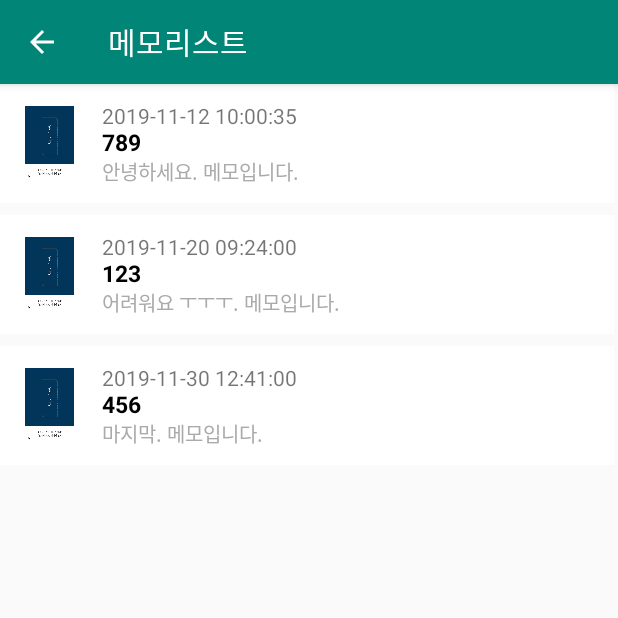
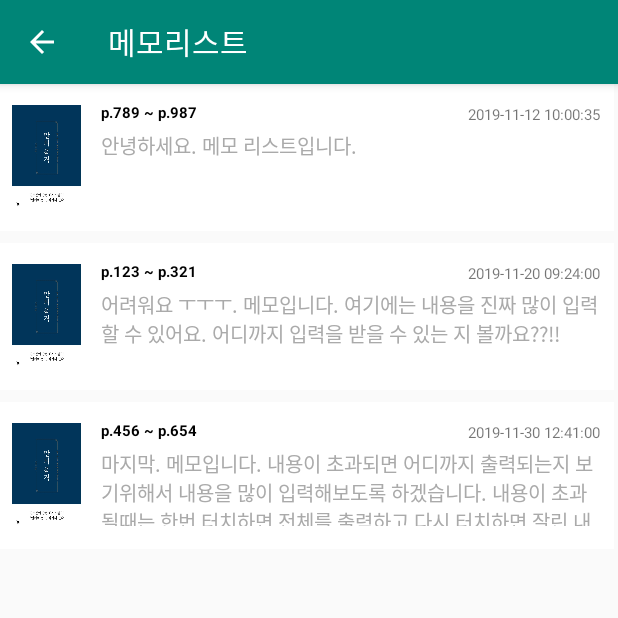
Before and after one commit to ajou-jipjung/plaemo, an Android app: the PlemoMemoListActivity screen opened directly, with no data from a screen before it, on a phone screen of 412 x 824 dp, the top half of it. Run offline under Robolectric (Android 15) with nearby library versions, the phone set to English and light mode, and no system bars.

Commit message:
메모리스트 relativeView로 UI수정

```diff
--- a/app/src/main/java/com/po771/plaemo/DB/BaseHelper.java
+++ b/app/src/main/java/com/po771/plaemo/DB/BaseHelper.java
@@ -107,17 +107,20 @@ public class BaseHelper extends SQLiteOpenHelper {
                 Item_memo memolist = new Item_memo();
 
                 memolist.setPage_start(789);
-                memolist.setContent("안녕하세요. 메모입니다.");
+                memolist.setPage_end(987);
+                memolist.setContent("안녕하세요. 메모 리스트입니다.");
                 memolist.setDate("2019-11-12 10:00:35");
                 baseHelper.insertMemoList(memolist);
 
                 memolist.setPage_start(123);
-                memolist.setContent("어려워요 ㅜㅜㅜ. 메모입니다.");
+                memolist.setPage_end(321);
+                memolist.setContent("어려워요 ㅜㅜㅜ. 메모입니다. 여기에는 내용을 진짜 많이 입력할 수 있어요. 어디까지 입력을 받을 수 있는 지 볼까요??!!");
                 memolist.setDate("2019-11-20 09:24:00");
                 baseHelper.insertMemoList(memolist);
 
                 memolist.setPage_start(456);
-                memolist.setContent("마지막. 메모입니다.");
+                memolist.setPage_end(654);
+                memolist.setContent("마지막. 메모입니다. 내용이 초과되면 어디까지 출력되는지 보기위해서 내용을 많이 입력해보도록 하겠습니다. 내용이 초과될때는 한번 터치하면 전체를 출력하고 다시 터치하면 잘린 내용을 출력하도록 제가 한번 구현해보도록 하겠습니다.");
                 memolist.setDate("2019-11-30 12:41:00");
                 baseHelper.insertMemoList(memolist);
                 return true;
@@ -137,6 +140,7 @@ public class BaseHelper extends SQLiteOpenHelper {
     public void insertMemoList(Item_memo memolist){
         ContentValues values = new ContentValues();
         values.put(BookMemo.Cols.PAGESTART,memolist.getPage_start());
+        values.put(BookMemo.Cols.PAGEEND,memolist.getPage_end());
         values.put(BookMemo.Cols.CONTENT,memolist.getContent());
         values.put(BookMemo.Cols.DATA, memolist.getDate());
         db.insert(BookMemo.NAME,null,values);
@@ -145,7 +149,7 @@ public class BaseHelper extends SQLiteOpenHelper {
     public List<Item_memo> getMemos(){
         List<Item_memo> memoList = new ArrayList<Item_memo>();
         String query = "SELECT "+
-                BookMemo.Cols.PAGESTART+", "+BookMemo.Cols.CONTENT+", "+BookMemo.Cols.DATA+
+                BookMemo.Cols.PAGESTART+", "+BookMemo.Cols.PAGEEND+", "+BookMemo.Cols.CONTENT+", "+BookMemo.Cols.DATA+
                 " FROM "+BookMemo.NAME;
         //String query = "SELECT * FROM "+BookMemo.NAME;
         Cursor cursor = db.rawQuery(query, null);
@@ -157,9 +161,10 @@ public class BaseHelper extends SQLiteOpenHelper {
                 // String date = new String(cursor.getString(2));
                 Item_memo item = new Item_memo();
                 item.setPage_start(cursor.getInt(0));
+                item.setPage_end(cursor.getInt(1));
                 //  item.setPage_start(Integer.getInteger(cursor.getString(0)));
-                item.setContent(cursor.getString(1));
-                item.setDate(cursor.getString(2));
+                item.setContent(cursor.getString(2));
+                item.setDate(cursor.getString(3));
                 memoList.add(item);
                 //memoList.add(folder_name);
             } while (cursor.moveToNext());
--- a/app/src/main/java/com/po771/plaemo/PlemoMemoList_Adapter.java
+++ b/app/src/main/java/com/po771/plaemo/PlemoMemoList_Adapter.java
@@ -1,6 +1,7 @@
 package com.po771.plaemo;
 
 import android.util.Log;
+import android.util.SparseBooleanArray;
 import android.view.LayoutInflater;
 import android.view.View;
 import android.view.ViewGroup;
@@ -17,6 +18,10 @@ import java.util.List;
 public class PlemoMemoList_Adapter extends RecyclerView.Adapter<PlemoMemoList_Adapter.ViewHolder> {
 
     private List<Item_memo> items;
+    // Item의 클릭 상태를 저장할 array 객체
+    private SparseBooleanArray selectedItems = new SparseBooleanArray();
+    // 직전에 클릭됐던 Item의 position
+    private int prePosition = -1;
 
     public PlemoMemoList_Adapter(List<Item_memo> items) {
         this.items = items;
@@ -36,7 +41,7 @@ public class PlemoMemoList_Adapter extends RecyclerView.Adapter<PlemoMemoList_Ad
     public void onBindViewHolder(@NonNull PlemoMemoList_Adapter.ViewHolder viewHolder, int position){
         Item_memo item = items.get(position);
         viewHolder.imageView.setImageResource(R.drawable.book1);
-        viewHolder.page_start.setText(String.valueOf(item.getPage_start()));
+        viewHolder.page_start.setText("p."+String.valueOf(item.getPage_start())+" ~ p."+String.valueOf(item.getPage_end()));
         viewHolder.content.setText(item.getContent());
         viewHolder.date.setText(item.getDate());
         //viewHolder.setItem(item);
--- a/app/src/main/res/layout/plemomemolist_item.xml
+++ b/app/src/main/res/layout/plemomemolist_item.xml
@@ -1,5 +1,6 @@
 <?xml version="1.0" encoding="utf-8"?>
 <LinearLayout xmlns:android="http://schemas.android.com/apk/res/android"
+    android:id="@+id/memolist_xml"
     android:orientation="horizontal" android:layout_width="match_parent"
     android:layout_height="wrap_content"
     android:padding="8dp"
@@ -7,43 +8,77 @@ android:gravity="center_vertical"
     android:layout_marginBottom="8dp"
     android:background="@android:color/white">
 
+    <RelativeLayout
+        android:layout_width="wrap_content"
+        android:layout_height="71dp"
+        android:layout_marginTop="5dp"
+        android:layout_marginBottom="5dp">
+
         <ImageView
             android:id="@+id/bookimg"
-        android:layout_width="50dp"
-        android:layout_height="50dp"
+            android:layout_width="48dp"
+            android:layout_height="match_parent"
+            android:layout_alignParentStart="true"
+            android:layout_alignParentTop="true"
+            android:layout_alignParentEnd="true"
+            android:layout_alignParentBottom="true"
+            android:layout_marginStart="0dp"
+            android:layout_marginTop="0dp"
+            android:layout_marginEnd="347dp"
             android:layout_marginRight="10dp"
-        android:src="@mipmap/ic_launcher"/>
-
-    <LinearLayout
-        android:layout_width="0dp"
-        android:layout_height="63dp"
-        android:layout_weight="1"
-        android:gravity="center_vertical"
-        android:orientation="vertical">
+            android:layout_marginBottom="0dp"
+            android:src="@mipmap/ic_launcher" />
 
         <TextView
             android:id="@+id/memodate"
-            android:layout_width="wrap_content"
-            android:layout_height="wrap_content"
-            android:text="날짜" />
+            android:layout_width="182dp"
+            android:layout_height="16dp"
+            android:layout_alignParentStart="true"
+            android:layout_alignParentTop="true"
+            android:layout_alignParentEnd="true"
+            android:layout_alignParentBottom="true"
+            android:layout_marginStart="212dp"
+            android:layout_marginTop="0dp"
+            android:layout_marginEnd="1dp"
+            android:layout_marginBottom="55dp"
+            android:gravity="right"
+            android:text="날짜"
+            android:textSize="10sp" />
 
         <TextView
             android:id="@+id/memopage"
-            android:layout_width="wrap_content"
-            android:layout_height="wrap_content"
+            android:layout_width="159dp"
+            android:layout_height="18dp"
+            android:layout_alignParentStart="true"
+            android:layout_alignParentTop="true"
+            android:layout_alignParentEnd="true"
+            android:layout_alignParentBottom="true"
+            android:layout_marginStart="59dp"
+            android:layout_marginTop="0dp"
+            android:layout_marginEnd="177dp"
+            android:layout_marginBottom="53dp"
             android:includeFontPadding="false"
             android:text="Page"
             android:textColor="@android:color/black"
-            android:textSize="15sp"
+            android:textSize="10sp"
             android:textStyle="bold" />
 
         <TextView
             android:id="@+id/memocontent"
-            android:layout_width="wrap_content"
-            android:layout_height="wrap_content"
+            android:layout_width="336dp"
+            android:layout_height="51dp"
+            android:layout_alignParentStart="true"
+            android:layout_alignParentTop="true"
+            android:layout_alignParentEnd="true"
+            android:layout_alignParentBottom="true"
+            android:layout_marginStart="59dp"
+            android:layout_marginTop="18dp"
+            android:layout_marginEnd="0dp"
+            android:layout_marginBottom="2dp"
             android:includeFontPadding="false"
             android:text="content"
             android:textColor="@android:color/darker_gray"
             android:textSize="13sp" />
+    </RelativeLayout>
+
 </LinearLayout>
-</LinearLayout>
```
Lines whose indentation alone changed are shown as unchanged.
